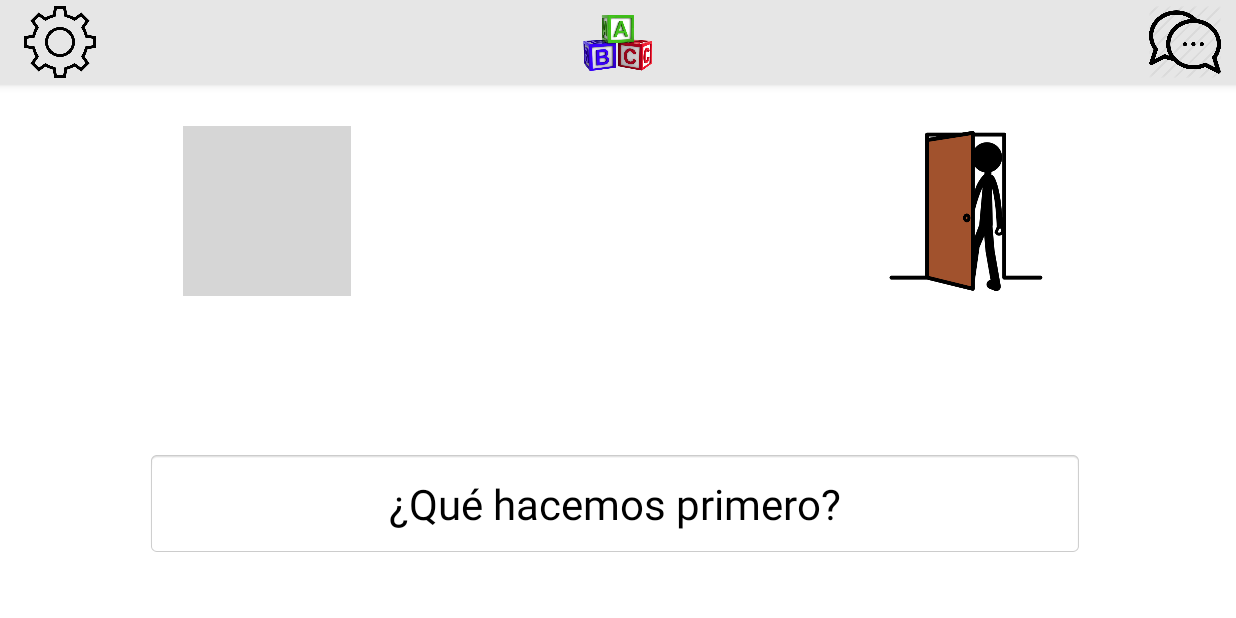
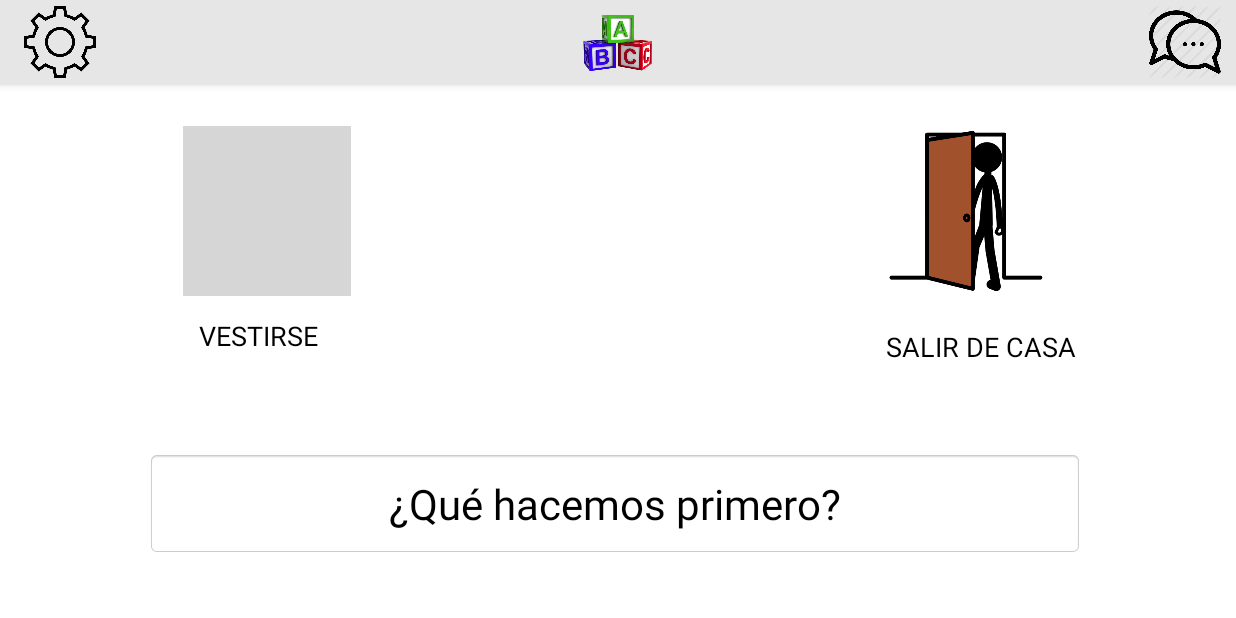
Before and after one commit to Alvarogv96/PracticaIPO, an Android app: the ActividadScreen screen opened directly, with no data from a screen before it, on a phone screen of 824 x 412 dp (held sideways). Run offline under Robolectric (Android 15) with nearby library versions, the phone set to English and light mode, and no system bars; grey boxes are pictures that could not be loaded.

Commit message:
Corrigiendo errores

```diff
--- a/app/src/main/res/layout/activity_actividad_screen.xml
+++ b/app/src/main/res/layout/activity_actividad_screen.xml
@@ -74,7 +74,9 @@
         android:layout_width="88dp"
         android:layout_height="23dp"
         android:layout_marginBottom="24dp"
-        android:textSize="18sp"
+        android:textSize="18dp"
+        android:text="@string/Vestirse"
+        android:textColor="@color/text"
         app:layout_constraintBottom_toTopOf="@+id/imageView"
         app:layout_constraintEnd_toEndOf="parent"
         app:layout_constraintHorizontal_bias="0.18"
@@ -86,7 +88,9 @@
         android:id="@+id/textView3"
         android:layout_width="wrap_content"
         android:layout_height="wrap_content"
-        android:textSize="18sp"
+        android:textSize="18dp"
+        android:text="@string/Salir"
+        android:textColor="@color/text"
         app:layout_constraintBottom_toTopOf="@+id/imageView"
         app:layout_constraintEnd_toEndOf="parent"
         app:layout_constraintHorizontal_bias="0.847"
```
